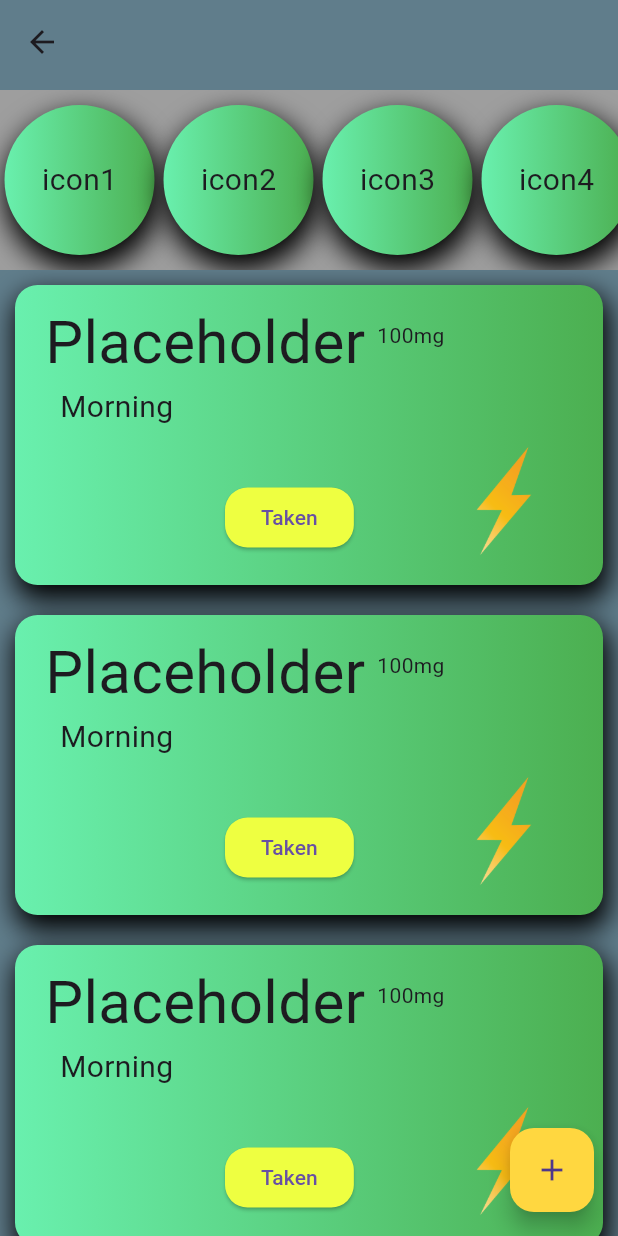
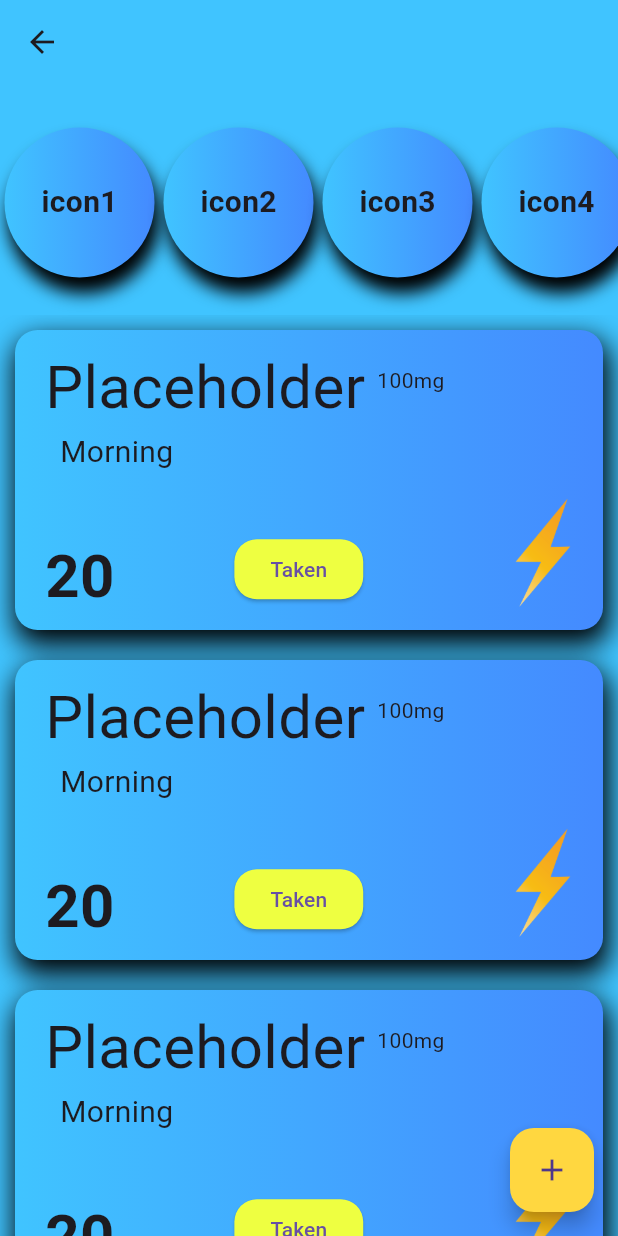
Before and after one commit to WillowSaysWhat/Enid-Tracker-Flutter, a Flutter app: the screen it shows after launch, after a tap on "Log In", on a phone screen of 412 x 824 dp. Run offline on Flutter 3.47's test engine with Material 3 defaults, Android fonts, the light colour scheme and no system bars.

Commit message:
same day update
see previous commit

```diff
--- a/enid_tracker/lib/logic/medicine_class.dart
+++ b/enid_tracker/lib/logic/medicine_class.dart
@@ -1,5 +1,3 @@
-import 'package:flutter/material.dart';
-
 class Medicines {
   // this is just a list really
   String medicine = 'Placeholder';
--- a/enid_tracker/lib/screens/home_screen.dart
+++ b/enid_tracker/lib/screens/home_screen.dart
@@ -24,7 +24,7 @@ class _HomePageState extends State<HomePage> {
   @override
   Widget build(BuildContext context) {
     return Scaffold(
-      backgroundColor: Colors.blueGrey,
+      backgroundColor: Colors.lightBlueAccent,
       body: Flexible(
         child: Column(
           children: <Widget>[
@@ -32,13 +32,13 @@ class _HomePageState extends State<HomePage> {
             SizedBox(
               height: 60,
               child: AppBar(
-                backgroundColor: Colors.blueGrey,
+                backgroundColor: Colors.lightBlueAccent,
               ),
             ),
             // Circle icon list view
             Container(
-              color: Colors.grey,
-              height: 120,
+              color: Colors.lightBlueAccent,
+              height: 150,
               child: ListView.builder(
                 scrollDirection: Axis.horizontal,
                 itemCount: _iconData.length,
@@ -50,7 +50,7 @@ class _HomePageState extends State<HomePage> {
             //
             // Medicine panels View List
             Expanded(
-              flex: 5,
+              flex: 4,
               child: ListView.builder(
                 itemCount: _panelData.length,
                 itemBuilder: (context, index) {
@@ -66,11 +66,13 @@ class _HomePageState extends State<HomePage> {
       floatingActionButtonLocation: FloatingActionButtonLocation.endFloat,
       floatingActionButton: FloatingActionButton(
         onPressed: () {
-          Navigator.push(context,
-              MaterialPageRoute(builder: (context) => NewReminderScreen()));
+          Navigator.push(
+              context,
+              MaterialPageRoute(
+                  builder: (context) => const NewReminderScreen()));
         },
         backgroundColor: Colors.amberAccent,
-        child: Icon(Icons.add),
+        child: const Icon(Icons.add),
       ),
     );
   }
--- a/enid_tracker/lib/screens/welcome_screen.dart
+++ b/enid_tracker/lib/screens/welcome_screen.dart
@@ -25,7 +25,7 @@ class _WelcomeScreenState extends State<WelcomeScreen> {
                   'assets/logo.png',
                   height: 60.0,
                 ),
-                Text(
+                const Text(
                   'Enid Tracker',
                   style: TextStyle(
                     fontSize: 45.0,
--- a/enid_tracker/lib/widgets/icon_circle.dart
+++ b/enid_tracker/lib/widgets/icon_circle.dart
@@ -15,23 +15,23 @@ class IconCircle extends StatelessWidget {
           shape: BoxShape.circle,
           gradient: LinearGradient(
             colors: <Color>[
-              Colors.greenAccent,
-              Colors.green,
+              Colors.lightBlueAccent,
+              Colors.blueAccent,
             ],
           ),
           boxShadow: [
             BoxShadow(
                 color: Colors.black,
-                spreadRadius: 2,
-                blurRadius: 15,
-                offset: Offset(2, 8),
+                spreadRadius: 0.5,
+                blurRadius: 9,
+                offset: Offset(3, 10),
                 blurStyle: BlurStyle.normal),
           ],
         ),
         child: Center(
           child: Text(
             child,
-            style: TextStyle(fontSize: 20),
+            style: TextStyle(fontSize: 20, fontWeight: FontWeight.bold),
           ),
         ),
       ),
--- a/enid_tracker/lib/widgets/medicine_panel.dart
+++ b/enid_tracker/lib/widgets/medicine_panel.dart
@@ -16,8 +16,8 @@ class MedicinePanel extends StatelessWidget {
         decoration: const BoxDecoration(
           gradient: LinearGradient(
             colors: <Color>[
-              Colors.greenAccent,
-              Colors.green,
+              Colors.lightBlueAccent,
+              Colors.blueAccent,
             ],
           ),
           borderRadius: BorderRadius.all(
@@ -44,7 +44,7 @@ class MedicinePanel extends StatelessWidget {
                     style: const TextStyle(fontSize: 40),
                   ),
                 ),
-                Padding(
+                const Padding(
                   padding: const EdgeInsets.all(8.0),
                   child: Text('100mg'),
                 ),
@@ -62,9 +62,14 @@ class MedicinePanel extends StatelessWidget {
               ],
             ),
             Row(
+              mainAxisAlignment: MainAxisAlignment.spaceBetween,
               children: [
-                SizedBox(
-                  width: 140,
+                Padding(
+                  padding: const EdgeInsets.only(left: 20, top: 40),
+                  child: Text(
+                    '20',
+                    style: TextStyle(fontWeight: FontWeight.bold, fontSize: 40),
+                  ),
                 ),
                 Padding(
                   padding: const EdgeInsets.only(top: 30.0),
@@ -78,9 +83,6 @@ class MedicinePanel extends StatelessWidget {
                       ),
                     ),
                   ),
-                ),
-                SizedBox(
-                  width: 60,
                 ),
                 Padding(
                   padding: const EdgeInsets.only(top: 8.0),
```
